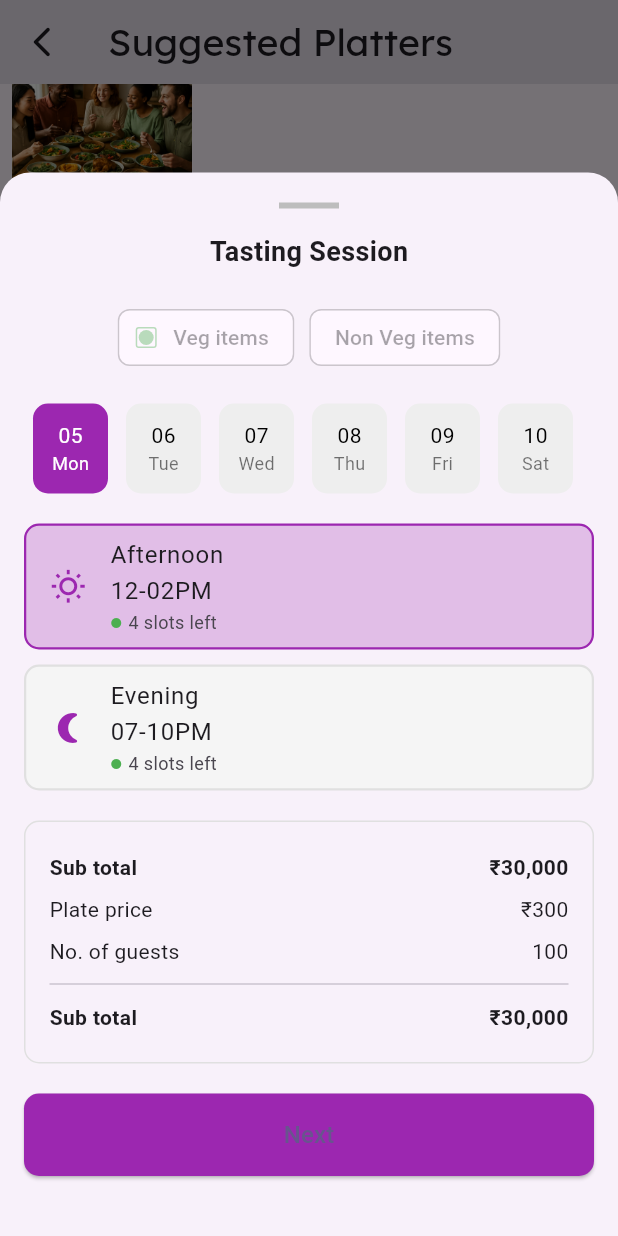
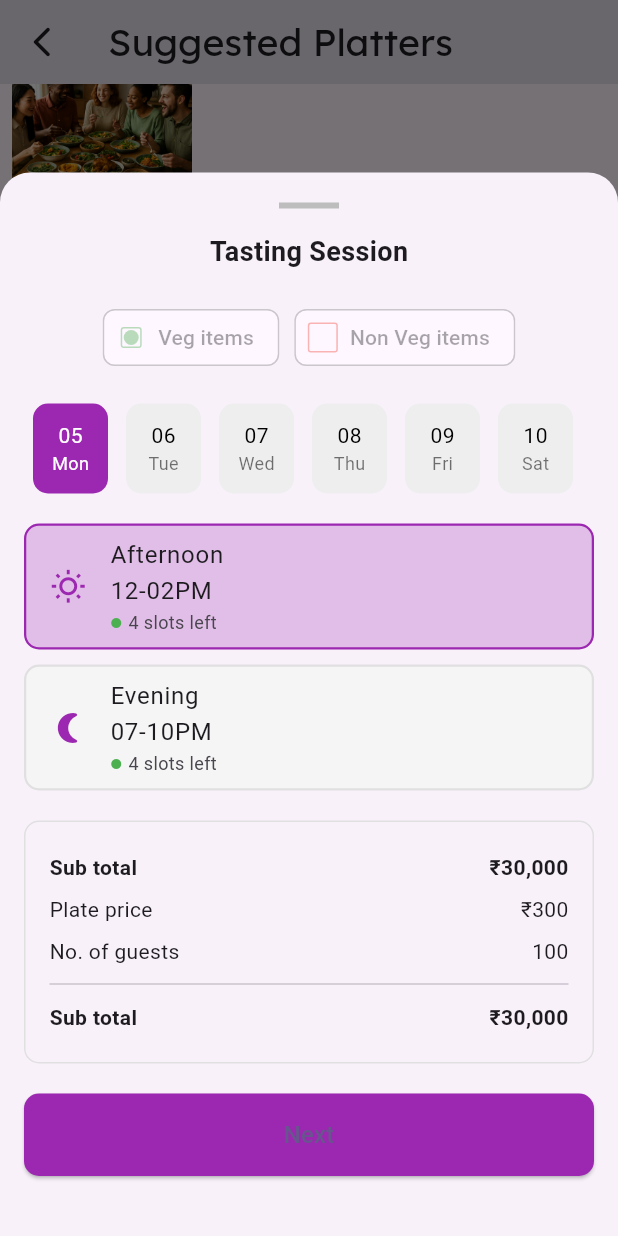
Before and after one commit to JainamO7/task_interview, a Flutter app: the Finalpageview screen opened directly, scrolled down 576 dp, after a tap on "Proceed", on a phone screen of 412 x 824 dp. Run offline on Flutter 3.47's test engine with Material 3 defaults, Android fonts, the phone set to English and light mode, and no system bars; our stand-ins replace flutter_svg, get, google_fonts.

Commit message:
Add avatar decoration to Non Veg items ChoiceChip in finalPageView

```diff
--- a/lib/view/finalPageVIew.dart
+++ b/lib/view/finalPageVIew.dart
@@ -729,6 +729,12 @@ void showTastingSessionBottomSheet(BuildContext context) {
                 ChoiceChip(
                   label: Text("Non Veg items"),
                   selected: false,
+                  avatar: Container(
+                    decoration: BoxDecoration(
+                      borderRadius: BorderRadius.circular(2),
+                      border: Border.all(color: Colors.red),
+                    ),
+                  ),
                   backgroundColor: Colors.grey[200],
                   selectedColor: Colors.red[100],
                 ),
```
